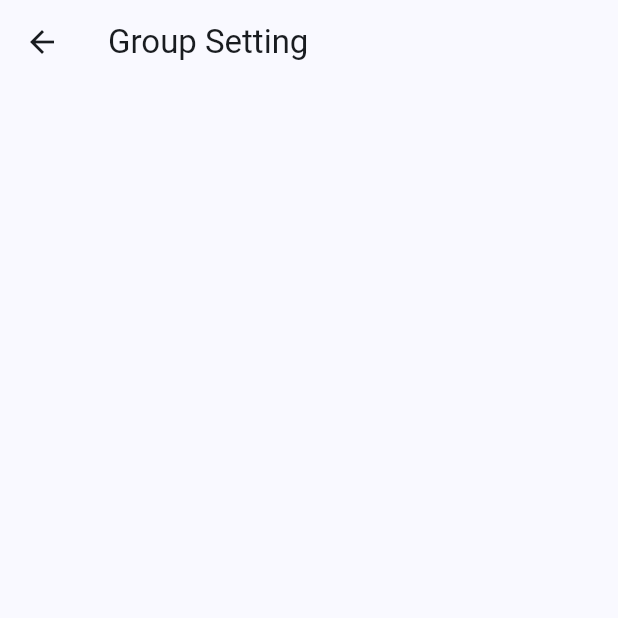
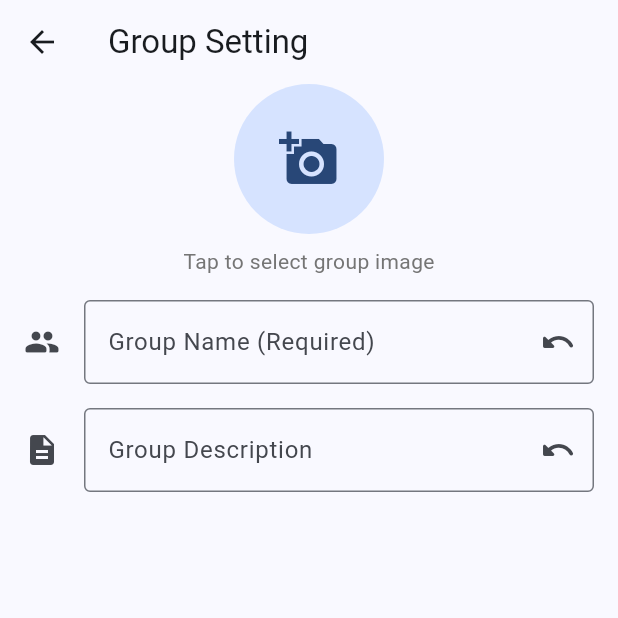
Before and after one commit to phougt/HealthCord, a Flutter app: the GroupHomeScreen screen opened by its route, after a tap on the "settings" icon, on a phone screen of 412 x 824 dp, the top half of it. Run offline on Flutter 3.47's test engine with Material 3 defaults, Android fonts, the phone set to English and light mode, and no system bars; our stand-ins replace dio, flutter_secure_storage, freezed_annotation, go_router, image_picker; accounts and stored records are empty; network calls fail.

Commit message:
Add Support For Updating Group Info

```diff
--- a/lib/configs/router_config.dart
+++ b/lib/configs/router_config.dart
@@ -128,20 +128,6 @@ final GoRouter rootRouter = GoRouter(
             ChangeNotifierProvider(
               lazy: false,
               create: (context) {
-                final viewModel = GroupSettingViewModel(
-                  authTokenManager: context.read<AuthTokenManager>(),
-                );
-
-                if (state.extra is int) {
-                  viewModel.groupId = state.extra as int;
-                }
-
-                return viewModel;
-              },
-            ),
-            ChangeNotifierProvider(
-              lazy: false,
-              create: (context) {
                 final viewModel = GroupLinkViewModel(
                   authTokenManager: context.read<AuthTokenManager>(),
                   groupLinkRepository: context.read<GroupLinkRepository>(),
@@ -208,7 +194,28 @@ final GoRouter rootRouter = GoRouter(
           path: '/groupSetting',
           name: 'groupSettingScreen',
           builder: (context, state) {
-            return const GroupSettingScreen();
+            return MultiProvider(
+              providers: [
+                Provider<ImagePicker>(create: (context) => ImagePicker()),
+                ChangeNotifierProvider(
+                  create: (context) {
+                    final viewModel = GroupSettingViewModel(
+                      authTokenManager: context.read<AuthTokenManager>(),
+                      groupRepository: context.read<GroupRepository>(),
+                      imagePicker: context.read<ImagePicker>(),
+                    );
+
+                    if (state.extra is int) {
+                      viewModel.groupId = state.extra as int;
+                      viewModel.fetchGroupDetails();
+                    }
+
+                    return viewModel;
+                  },
+                ),
+              ],
+              child: const GroupSettingScreen(),
+            );
           },
         ),
         GoRoute(
--- a/lib/repositories/group/api_group_repository.dart
+++ b/lib/repositories/group/api_group_repository.dart
@@ -1,4 +1,3 @@
-import 'package:family_health_record/models/group_links/group_link.dart';
 import 'package:family_health_record/models/user/user.dart';
 import 'package:family_health_record/repositories/group/group_repository.dart';
 import 'package:family_health_record/models/groups/group.dart';
@@ -45,6 +44,36 @@ class ApiGroupRepository extends GroupRepository {
   }
 
   @override
+  Future<Result<Group>> getGroupDetails(int groupId) async {
+    try {
+      final response = await _dio.get('/group/$groupId');
+      if (response.statusCode == 200) {
+        final json = response.data;
+        final data = json['data'];
+        final group = Group.fromJson(data);
+        return Result.ok(
+          data: group,
+          message: json['message'] ?? 'Group details fetched successfully',
+        );
+      } else if (response.statusCode == 401 || response.statusCode == 422) {
+        return Result.fail(ApiError.fromJson(response.data));
+      }
+    } catch (e) {
+      return Future.value(
+        Result.fail(
+          ApiError(message: 'An error occurred while fetching group details'),
+        ),
+      );
+    }
+
+    return Result.fail(
+      ApiError(
+        message: 'An unexpected error occurred while fetching group details',
+      ),
+    );
+  }
+
+  @override
   Future<Result<Group>> createGroup({
     required String name,
     String? description,
@@ -76,15 +105,57 @@ class ApiGroupRepository extends GroupRepository {
         return Result.fail(ApiError.fromJson(response.data));
       }
     } catch (e) {
-      return Future.value(
-        Result.fail(
-          ApiError(message: 'An error occurred while creating group'),
-        ),
+      return Result.fail(
+        ApiError(message: 'An error occurred while creating group'),
       );
     }
 
     return Result.fail(
       ApiError(message: 'An unexpected error occurred while creating group'),
+    );
+  }
+
+  @override
+  Future<Result<Group>> updateGroup({
+    required int groupId,
+    String? name,
+    String? description,
+    String? groupProfile,
+  }) async {
+    try {
+      final dio = _dio.clone();
+
+      final formData = FormData.fromMap({
+        '_method': 'put',
+        'name': name,
+        'description': description,
+        'group_profile': groupProfile != null
+            ? await MultipartFile.fromFile(groupProfile)
+            : null,
+      });
+
+      final response = await dio.post('/group/$groupId', data: formData);
+
+      if (response.statusCode == 200) {
+        final json = response.data;
+        final data = json['data'];
+        final updatedGroup = Group.fromJson(data);
+        return Result.ok(
+          data: updatedGroup,
+          message: json['message'] ?? 'Group updated successfully',
+        );
+      } else if (response.statusCode == 401 || response.statusCode == 422) {
+        return Result.fail(ApiError.fromJson(response.data));
+      }
+    } catch (e) {
+      print(e);
+      return Result.fail(
+        ApiError(message: 'An error occurred while updating group'),
+      );
+    }
+
+    return Result.fail(
+      ApiError(message: 'An unexpected error occurred while updating group'),
     );
   }
 
--- a/lib/repositories/group/group_repository.dart
+++ b/lib/repositories/group/group_repository.dart
@@ -1,10 +1,16 @@
-import 'package:family_health_record/models/group_links/group_link.dart';
 import 'package:family_health_record/models/groups/group.dart';
 import 'package:family_health_record/models/user/user.dart';
 import 'package:family_health_record/utils/result.dart';
 
 abstract class GroupRepository {
   Future<Result<List<Group>>> getGroupsWithPagination(int perPage, int page);
+  Future<Result<Group>> getGroupDetails(int groupId);
+  Future<Result<Group>> updateGroup({
+    required int groupId,
+    String? name,
+    String? description,
+    String? groupProfile,
+  });
   Future<Result<Group>> createGroup({
     required String name,
     String? description,
--- a/lib/screens/group_home_screen.dart
+++ b/lib/screens/group_home_screen.dart
@@ -16,7 +16,7 @@ class GroupHomeScreen extends StatelessWidget {
         actions: [
           IconButton(
             onPressed: () {
-              context.pushNamed('groupSettingScreen');
+              context.pushNamed('groupSettingScreen', extra: viewModel.groupId);
             },
             icon: Icon(Icons.settings),
           ),
--- a/lib/screens/group_setting_screen.dart
+++ b/lib/screens/group_setting_screen.dart
@@ -1,3 +1,5 @@
+import 'dart:io';
+
 import 'package:family_health_record/viewModels/group_setting_viewmodel.dart';
 import 'package:flutter/material.dart';
 import 'package:go_router/go_router.dart';
@@ -9,15 +11,121 @@ class GroupSettingScreen extends StatelessWidget {
   @override
   Widget build(BuildContext context) {
     final viewModel = context.watch<GroupSettingViewModel>();
+    final errors = viewModel.errors['errors'] ?? {};
+    final message = viewModel.errors['message'] ?? '';
 
     return Scaffold(
-      appBar: AppBar(title: Text('Group Setting')),
+      appBar: AppBar(
+        title: Text('Group Setting'),
+        actions: [
+          Visibility(
+            visible: viewModel.hasPermission('group.update'),
+            child: Padding(
+              padding: const EdgeInsets.symmetric(horizontal: 16),
+              child: FilledButton(
+                onPressed: !viewModel.isLoading
+                    ? () async {
+                        if (await viewModel.updateGroupDetails()) {
+                          if (!context.mounted) return;
+                          ScaffoldMessenger.of(context).showSnackBar(
+                            const SnackBar(
+                              content: Text('Group updated successfully!'),
+                            ),
+                          );
+
+                          if (!context.mounted) return;
+                          context.pop();
+                        }
+                      }
+                    : null,
+                child: Row(
+                  spacing: 5,
+                  mainAxisAlignment: MainAxisAlignment.center,
+                  children: !viewModel.isLoading
+                      ? const [Icon(Icons.check), Text('Update')]
+                      : const [CircularProgressIndicator()],
+                ),
+              ),
+            ),
+          ),
+        ],
+      ),
       body: SingleChildScrollView(
         child: Padding(
           padding: const EdgeInsets.symmetric(horizontal: 16),
           child: Column(
+            spacing: 16.0,
             crossAxisAlignment: CrossAxisAlignment.stretch,
             children: [
+              GestureDetector(
+                onTap: () {
+                  viewModel.pickGroupProfile();
+                },
+                child: Column(
+                  spacing: 8.0,
+                  children: [
+                    CircleAvatar(
+                      radius: 50,
+                      backgroundImage: viewModel.groupProfile == null
+                          ? viewModel.group?.groupProfile == null
+                                ? null
+                                : NetworkImage(
+                                    viewModel.group!.groupProfile!,
+                                    headers: {
+                                      'Authorization':
+                                          'Bearer ${viewModel.authToken?.accessToken}',
+                                      'Content-Type': 'application/json',
+                                    },
+                                  )
+                          : FileImage(File(viewModel.groupProfile!.path)),
+                      child: Visibility(
+                        visible:
+                            viewModel.groupProfile == null &&
+                            viewModel.group?.groupProfile == null,
+                        child: const Icon(Icons.add_a_photo, size: 40),
+                      ),
+                    ),
+                    Text(
+                      'Tap to select group image',
+                      style: TextStyle(color: Colors.grey[600]),
+                    ),
+                  ],
+                ),
+              ),
+              TextField(
+                readOnly: !viewModel.hasPermission('group.update'),
+                controller: viewModel.groupNameController,
+                decoration: InputDecoration(
+                  suffixIcon: IconButton(
+                    onPressed: () {
+                      viewModel.undoName();
+                    },
+                    icon: Icon(Icons.undo_rounded),
+                  ),
+                  icon: const Icon(Icons.group_rounded),
+                  border: OutlineInputBorder(),
+                  labelText: 'Group Name (Required)',
+                  errorText: errors['name']?[0].toString(),
+                ),
+              ),
+              TextField(
+                readOnly: !viewModel.hasPermission('group.update'),
+                controller: viewModel.groupDescriptionController,
+                keyboardType: TextInputType.multiline,
+                maxLines: null,
+                decoration: InputDecoration(
+                  suffixIcon: IconButton(
+                    onPressed: () {
+                      viewModel.undoDescription();
+                    },
+                    icon: Icon(Icons.undo_rounded),
+                  ),
+                  icon: const Icon(Icons.description),
+                  border: OutlineInputBorder(),
+                  labelText: 'Group Description',
+                  errorText: errors['description']?[0].toString(),
+                ),
+              ),
               Visibility(
                 visible:
                     viewModel.hasPermission('invite-link.read') ||
--- a/lib/viewModels/group_setting_viewmodel.dart
+++ b/lib/viewModels/group_setting_viewmodel.dart
@@ -1,16 +1,123 @@
 import 'package:family_health_record/managers/auth_token_manager.dart';
+import 'package:family_health_record/models/auth_tokens/auth_token.dart';
+import 'package:family_health_record/models/groups/group.dart';
+import 'package:family_health_record/repositories/group/group_repository.dart';
 import 'package:flutter/material.dart';
+import 'package:image_picker/image_picker.dart';
 
 class GroupSettingViewModel extends ChangeNotifier {
   int groupId = 0;
   bool isLoading = true;
   Map<String, dynamic> errors = {};
   final AuthTokenManager _authTokenManager;
+  final GroupRepository _groupRepository;
+  XFile? groupProfile;
+  final ImagePicker _imagePicker;
+  Group? group;
+  final TextEditingController groupNameController = TextEditingController();
+  final TextEditingController groupDescriptionController =
+      TextEditingController();
 
-  GroupSettingViewModel({required AuthTokenManager authTokenManager})
-    : _authTokenManager = authTokenManager;
+  AuthToken? get authToken => _authTokenManager.authToken;
+
+  GroupSettingViewModel({
+    required AuthTokenManager authTokenManager,
+    required GroupRepository groupRepository,
+    required ImagePicker imagePicker,
+  }) : _groupRepository = groupRepository,
+       _imagePicker = imagePicker,
+       _authTokenManager = authTokenManager;
+
+  Future<bool> fetchGroupDetails() async {
+    errors = {};
+    isLoading = true;
+    notifyListeners();
+
+    final result = await _groupRepository.getGroupDetails(groupId);
+
+    if (result.isSuccessful) {
+      group = result.data;
+      groupNameController.text = result.data!.name;
+      groupDescriptionController.text = result.data!.description ?? '';
+      isLoading = false;
+      notifyListeners();
+      return true;
+    }
+
+    errors = result.error?.toJson() ?? {};
+    isLoading = false;
+    notifyListeners();
+    return false;
+  }
+
+  Future<bool> updateGroupDetails() async {
+    errors = {};
+    isLoading = true;
+    notifyListeners();
+
+    final groupName = groupNameController.text;
+    final groupDescription = groupDescriptionController.text;
+
+    final result = await _groupRepository.updateGroup(
+      groupId: groupId,
+      name: groupName,
+      description: groupDescription,
+      groupProfile: groupProfile?.path,
+    );
+
+    if (result.isSuccessful) {
+      PaintingBinding.instance.imageCache.evict(
+        NetworkImage(result.data!.groupProfile ?? ''),
+      );
+      isLoading = false;
+      notifyListeners();
+      return true;
+    }
+
+    errors = result.error?.toJson() ?? {};
+    isLoading = false;
+    notifyListeners();
+    return false;
+  }
+
+  Future<void> pickGroupProfile() async {
+    isLoading = true;
+    notifyListeners();
+
+    final XFile? pickedFile = await _imagePicker.pickImage(
+      source: ImageSource.gallery,
+      maxWidth: 400,
+      maxHeight: 400,
+      imageQuality: 50,
+      requestFullMetadata: false,
+    );
+
+    if (pickedFile != null) {
+      groupProfile = pickedFile;
+    }
+
+    isLoading = false;
+    notifyListeners();
+  }
 
   bool hasPermission(String permission) {
     return _authTokenManager.hasPermission(permission, groupId);
   }
+
+  void undoName() {
+    groupNameController.text = group?.name ?? '';
+    notifyListeners();
+  }
+
+  void undoDescription() {
+    groupDescriptionController.text = group?.description ?? '';
+    notifyListeners();
+  }
+
+  @override
+  void dispose() {
+    groupNameController.dispose();
+    groupDescriptionController.dispose();
+    super.dispose();
+  }
 }
```
